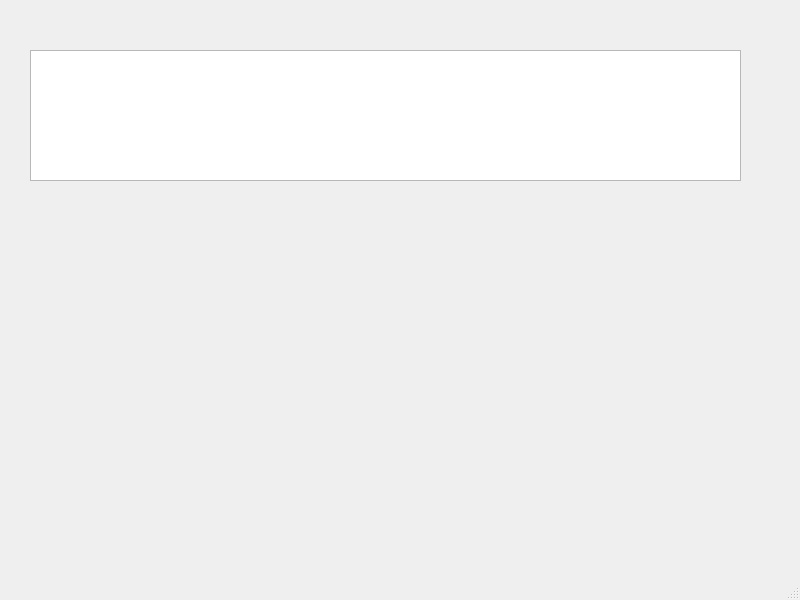
Juliasunn/BMSTU, file Coursework_DB/testFrontend/mainwindow.ui: the form before one commit.
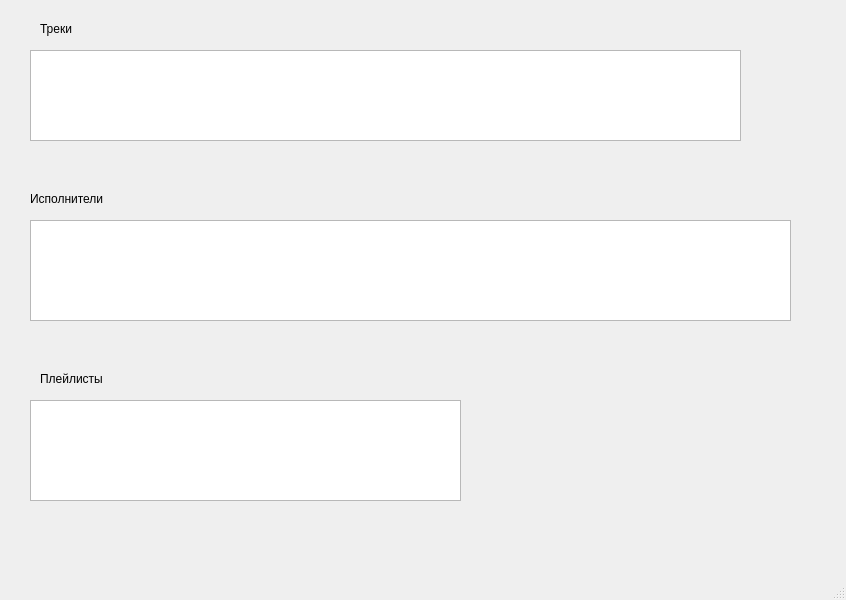
The form after the commit.

Diff of the .ui file:
```diff
--- a/Coursework_DB/testFrontend/mainwindow.ui
+++ b/Coursework_DB/testFrontend/mainwindow.ui
@@ -6,7 +6,7 @@
    <rect>
     <x>0</x>
     <y>0</y>
-    <width>800</width>
+    <width>846</width>
     <height>600</height>
    </rect>
   </property>
@@ -20,7 +20,7 @@
       <x>30</x>
       <y>50</y>
       <width>711</width>
-      <height>131</height>
+      <height>91</height>
      </rect>
     </property>
     <property name="horizontalScrollBarPolicy">
@@ -30,6 +30,80 @@
      <enum>QAbstractScrollArea::AdjustIgnored</enum>
     </property>
    </widget>
+   <widget class="QTableView" name="tableViewArtist">
+    <property name="geometry">
+     <rect>
+      <x>30</x>
+      <y>220</y>
+      <width>761</width>
+      <height>101</height>
+     </rect>
+    </property>
+    <attribute name="horizontalHeaderCascadingSectionResizes">
+     <bool>false</bool>
+    </attribute>
+    <attribute name="horizontalHeaderDefaultSectionSize">
+     <number>150</number>
+    </attribute>
+    <attribute name="horizontalHeaderStretchLastSection">
+     <bool>true</bool>
+    </attribute>
+   </widget>
+   <widget class="QTableView" name="tableViewPlaylist">
+    <property name="geometry">
+     <rect>
+      <x>30</x>
+      <y>400</y>
+      <width>431</width>
+      <height>101</height>
+     </rect>
+    </property>
+    <attribute name="horizontalHeaderCascadingSectionResizes">
+     <bool>true</bool>
+    </attribute>
+    <attribute name="horizontalHeaderDefaultSectionSize">
+     <number>150</number>
+    </attribute>
+   </widget>
+   <widget class="QLabel" name="label">
+    <property name="geometry">
+     <rect>
+      <x>40</x>
+      <y>20</y>
+      <width>67</width>
+      <height>17</height>
+     </rect>
+    </property>
+    <property name="text">
+     <string>Треки</string>
+    </property>
+   </widget>
+   <widget class="QLabel" name="label_2">
+    <property name="geometry">
+     <rect>
+      <x>30</x>
+      <y>190</y>
+      <width>131</width>
+      <height>17</height>
+     </rect>
+    </property>
+    <property name="text">
+     <string>Исполнители</string>
+    </property>
+   </widget>
+   <widget class="QLabel" name="label_3">
+    <property name="geometry">
+     <rect>
+      <x>40</x>
+      <y>370</y>
+      <width>111</width>
+      <height>17</height>
+     </rect>
+    </property>
+    <property name="text">
+     <string>Плейлисты</string>
+    </property>
+   </widget>
   </widget>
   <widget class="QMenuBar" name="menubar">
    <property name="geometry">
```
Left out of the diff: 4 changed lines with no effect on the pictures.
